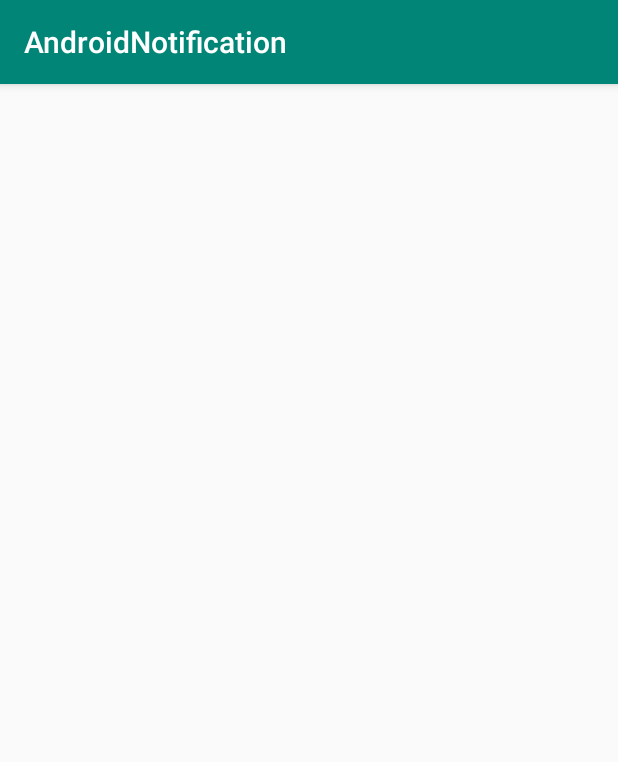
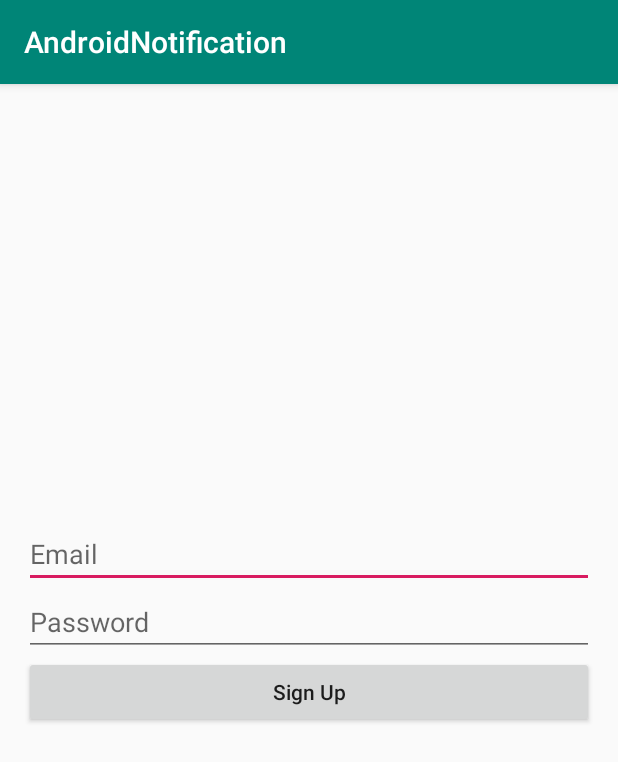
Before and after one commit to MichaelTheBestProgrammerInTheWorld/AndroidNotification, an Android app: the screen it shows after launch (MainActivity), on a phone screen of 412 x 824 dp. Shown: the top 762 px of the screen. Run offline under Robolectric (Android 15) with nearby library versions, the phone set to English and light mode, and no system bars; our stand-ins replace Firebase (no records; nobody signed in at launch, a user with empty details on screens opened directly); 1 statement that could not run was skipped.

Commit message:
add and configure firebase auth

```diff
--- a/app/build.gradle
+++ b/app/build.gradle
@@ -25,6 +25,7 @@ dependencies {
     implementation 'androidx.appcompat:appcompat:1.1.0'
     implementation 'androidx.constraintlayout:constraintlayout:1.1.3'
     implementation 'com.google.firebase:firebase-messaging:17.3.4'
+    implementation 'com.google.firebase:firebase-auth:16.0.5'
     testImplementation 'junit:junit:4.12'
     androidTestImplementation 'androidx.test:runner:1.2.0'
     androidTestImplementation 'androidx.test.espresso:espresso-core:3.2.0'
--- a/app/src/main/AndroidManifest.xml
+++ b/app/src/main/AndroidManifest.xml
@@ -9,6 +9,7 @@
         android:roundIcon="@mipmap/ic_launcher_round"
         android:supportsRtl="true"
         android:theme="@style/AppTheme">
+        <activity android:name=".ProfileActivity"></activity>
         <activity android:name=".MainActivity">
             <intent-filter>
                 <action android:name="android.intent.action.MAIN" />
--- a/app/src/main/java/com/michaelmagdy/androidnotification/MainActivity.java
+++ b/app/src/main/java/com/michaelmagdy/androidnotification/MainActivity.java
@@ -7,14 +7,21 @@ import androidx.core.app.NotificationManagerCompat;
 
 import android.app.NotificationChannel;
 import android.app.NotificationManager;
+import android.content.Intent;
 import android.os.Build;
 import android.os.Bundle;
 import android.view.View;
 import android.widget.Button;
+import android.widget.EditText;
+import android.widget.ProgressBar;
 import android.widget.TextView;
+import android.widget.Toast;
 
 import com.google.android.gms.tasks.OnCompleteListener;
 import com.google.android.gms.tasks.Task;
+import com.google.firebase.auth.AuthResult;
+import com.google.firebase.auth.FirebaseAuth;
+import com.google.firebase.auth.FirebaseAuthUserCollisionException;
 import com.google.firebase.iid.FirebaseInstanceId;
 import com.google.firebase.iid.InstanceIdResult;
 
@@ -24,12 +31,29 @@ public class MainActivity extends AppCompatActivity {
     private static final String CHANNEL_NAME = "Michael Magdy";
     private static final String CHANNEL_DESC = "Michael Magdy Notification Project";
 
+    private EditText editTextEmail, editTextPassword;
+    private ProgressBar progressBar;
+
+    private FirebaseAuth mAuth;
+
     @Override
     protected void onCreate(Bundle savedInstanceState) {
         super.onCreate(savedInstanceState);
         setContentView(R.layout.activity_main);
 
-        final TextView tokenTv = findViewById(R.id.tv_token);
+        mAuth = FirebaseAuth.getInstance();
+
+        editTextEmail = findViewById(R.id.edt_email);
+        editTextPassword = findViewById(R.id.edt_password);
+        progressBar = findViewById(R.id.progress_bar);
+        progressBar.setVisibility(View.INVISIBLE);
+        final Button signUp = findViewById(R.id.btn_signup);
+        signUp.setOnClickListener(new View.OnClickListener() {
+            @Override
+            public void onClick(View view) {
+                createUser();
+            }
+        });
 
         //notification channel
         if (Build.VERSION.SDK_INT >= Build.VERSION_CODES.O) {
@@ -46,13 +70,80 @@ public class MainActivity extends AppCompatActivity {
                     public void onComplete(@NonNull Task<InstanceIdResult> task) {
                         if (task.isSuccessful()){
                             String token = task.getResult().getToken();
-                            tokenTv.setText("Token : " + token);
-                        } else
-                            tokenTv.setText(task.getException().getMessage());
+
+                        } else {
+
+                        }
+
                     }
                 });
 
 
+    }
+
+    private void createUser() {
+
+        final String email = editTextEmail.getText().toString().trim();
+        final String password = editTextPassword.getText().toString().trim();
+
+        if (email.isEmpty()) {
+            editTextEmail.setError("Email Required");
+            editTextEmail.requestFocus();
+            return;
+        }
+        if (password.isEmpty()) {
+            editTextPassword.setError("Password Required");
+            editTextPassword.requestFocus();
+            return;
+        }
+        if (password.length() < 6) {
+            editTextPassword.setError("Password should be at least 6 characters");
+            editTextPassword.requestFocus();
+            return;
+        }
+
+        progressBar.setVisibility(View.VISIBLE);
+        mAuth.createUserWithEmailAndPassword(email, password)
+                .addOnCompleteListener(new OnCompleteListener<AuthResult>() {
+                    @Override
+                    public void onComplete(@NonNull Task<AuthResult> task) {
+
+                        if (task.isSuccessful()) {
+                            startProfileActivity();
+                        } else if (task.getException() instanceof FirebaseAuthUserCollisionException){
+                            userLogin(email, password);
+                        } else {
+                            progressBar.setVisibility(View.INVISIBLE);
+                            Toast.makeText(MainActivity.this,
+                                    task.getException().getMessage(), Toast.LENGTH_SHORT).show();
+                        }
+
+                    }
+                });
+    }
+
+    private void userLogin(String email, String password) {
+
+        mAuth.signInWithEmailAndPassword(email, password)
+                .addOnCompleteListener(new OnCompleteListener<AuthResult>() {
+                    @Override
+                    public void onComplete(@NonNull Task<AuthResult> task) {
+                        if (task.isSuccessful()) {
+                            startProfileActivity();
+                        } else {
+                            progressBar.setVisibility(View.INVISIBLE);
+                            Toast.makeText(MainActivity.this,
+                                    task.getException().getMessage(), Toast.LENGTH_SHORT).show();
+                        }
+                    }
+                });
+    }
+
+    private void startProfileActivity() {
+
+        Intent intent = new Intent(this, ProfileActivity.class);
+        intent.setFlags(Intent.FLAG_ACTIVITY_NEW_TASK | Intent.FLAG_ACTIVITY_CLEAR_TASK);
+        startActivity(intent);
     }
 
     private void displayNotification(){
--- a/app/src/main/res/layout/activity_main.xml
+++ b/app/src/main/res/layout/activity_main.xml
@@ -3,14 +3,44 @@
     xmlns:app="http://schemas.android.com/apk/res-auto"
     xmlns:tools="http://schemas.android.com/tools"
     android:layout_width="match_parent"
-    android:layout_height="140dp"
+    android:layout_height="match_parent"
     tools:context=".MainActivity">
 
-    <TextView
-        android:layout_width="wrap_content"
+    <LinearLayout
+        android:layout_width="match_parent"
         android:layout_height="wrap_content"
         android:layout_centerInParent="true"
-        android:textAllCaps="false"
-        android:id="@+id/tv_token" />
+        android:orientation="vertical"
+        android:padding="16dp">
+
+        <EditText
+            android:layout_width="match_parent"
+            android:layout_height="wrap_content"
+            android:id="@+id/edt_email"
+            android:hint="Email"
+            android:inputType="textEmailAddress"/>
+
+        <EditText
+            android:layout_width="match_parent"
+            android:layout_height="wrap_content"
+            android:id="@+id/edt_password"
+            android:hint="Password"
+            android:inputType="textPassword"/>
+
+        <Button
+            android:layout_width="match_parent"
+            android:layout_height="wrap_content"
+            android:id="@+id/btn_signup"
+            android:text="Sign Up"
+            android:textAllCaps="false"/>
+
+        <ProgressBar
+            android:layout_width="wrap_content"
+            android:layout_height="wrap_content"
+            android:layout_gravity="center_horizontal"
+            android:id="@+id/progress_bar"/>
+
+    </LinearLayout>
+
 
 </RelativeLayout>
```
Also changed, not shown: app/src/main/java/com/michaelmagdy/androidnotification/ProfileActivity.java (added, +14 -0 lines), app/src/main/res/layout/activity_profile.xml (added, +9 -0 lines).
